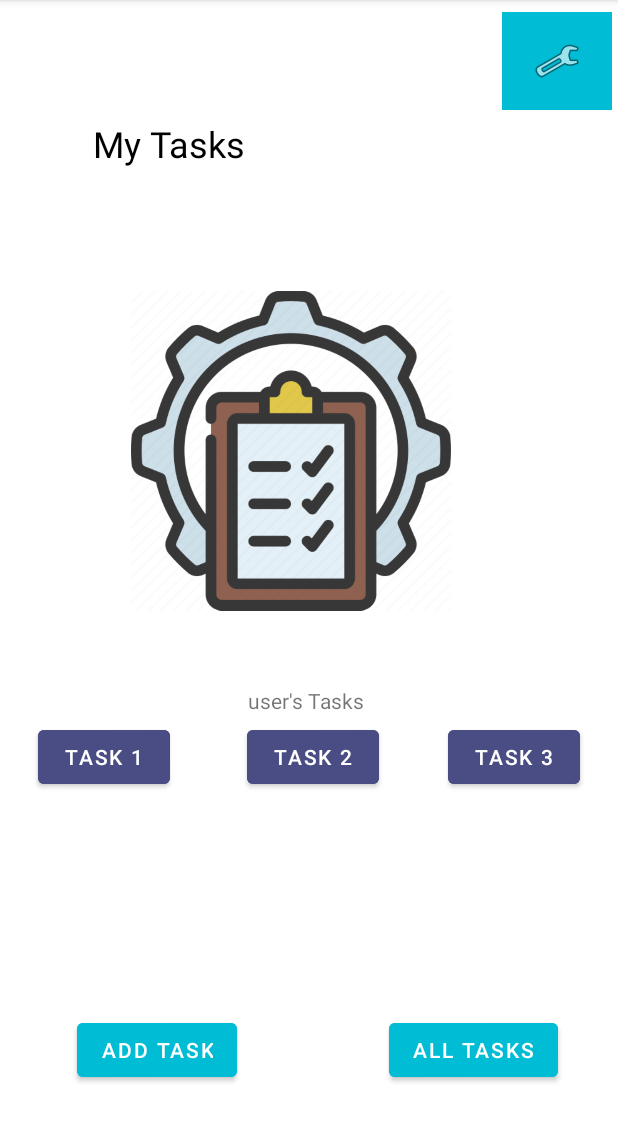
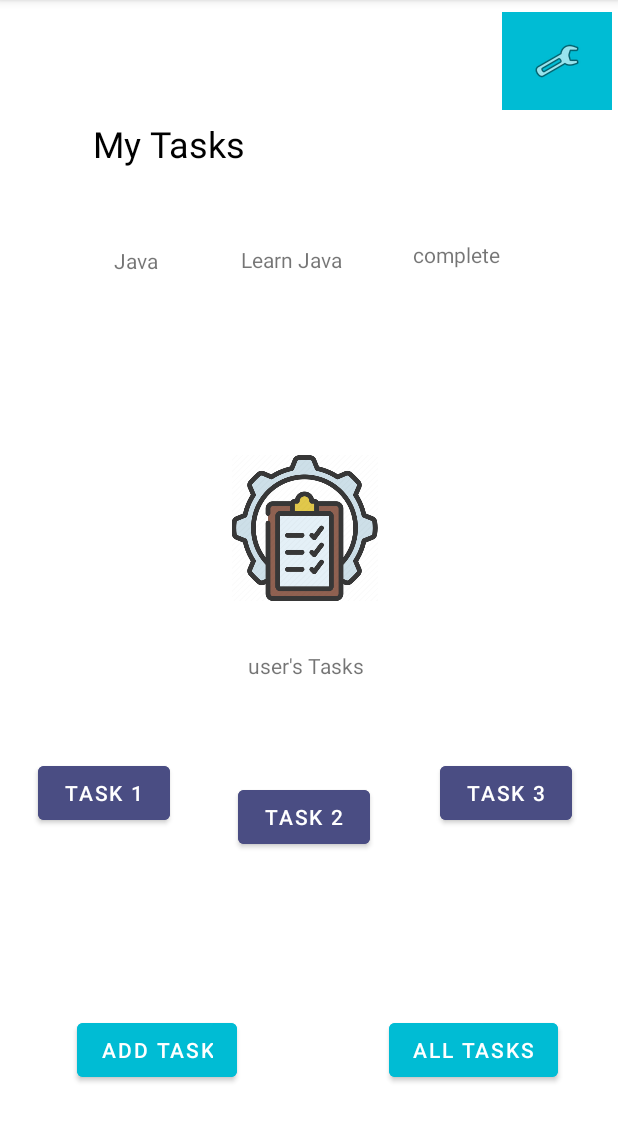
Before and after one commit to abdelqader-alomari/taskmaster, an Android app: the screen it shows after launch (MainActivity), on a phone screen of 412 x 824 dp, the part 84-1226 px from its top. Run offline under Robolectric (Android 15) with nearby library versions, the phone set to English and light mode, and no system bars.

Commit message:
lab 28 done

```diff
--- a/app/build.gradle
+++ b/app/build.gradle
@@ -32,6 +32,7 @@ dependencies {
     implementation 'androidx.appcompat:appcompat:1.3.1'
     implementation 'com.google.android.material:material:1.4.0'
     implementation 'androidx.constraintlayout:constraintlayout:2.1.1'
+    implementation 'androidx.legacy:legacy-support-v4:1.0.0'
     testImplementation 'junit:junit:4.+'
     androidTestImplementation 'androidx.test.ext:junit:1.1.3'
     androidTestImplementation 'androidx.test.espresso:espresso-core:3.4.0'
--- a/app/src/main/java/com/example/taskmaster/MainActivity.java
+++ b/app/src/main/java/com/example/taskmaster/MainActivity.java
@@ -1,6 +1,9 @@
 package com.example.taskmaster;
 
 import androidx.appcompat.app.AppCompatActivity;
+import androidx.recyclerview.widget.LinearLayoutManager;
+import androidx.recyclerview.widget.RecyclerView;
+
 
 import android.content.Intent;
 import android.content.SharedPreferences;
@@ -10,6 +13,7 @@ import android.view.View;
 import android.widget.Button;
 import android.widget.TextView;
 
+import java.util.ArrayList;
 import java.util.prefs.Preferences;
 
 public class MainActivity extends AppCompatActivity {
@@ -72,5 +76,23 @@ public class MainActivity extends AppCompatActivity {
             Intent intent = new Intent(MainActivity.this, SettingsPage.class);
             startActivity(intent);
         });
+
+
+
+        ArrayList<Task> tasksData = new ArrayList<Task>();
+            tasksData.add(new Task("Java","Learn Java","complete"));
+            tasksData.add(new Task("Android","Learn Android","in progress"));
+            tasksData.add(new Task("LinkedList","Review and Practice LinkedList","assigned"));
+            tasksData.add(new Task("AWS","Explore Amazon and deploy android","new"));
+
+        RecyclerView allTasksRecyclerView = findViewById(R.id.RecyclerView);
+
+        // set a layout manager
+        allTasksRecyclerView.setLayoutManager(new LinearLayoutManager(this));
+
+        // set the adapter for this recycler view
+        allTasksRecyclerView.setAdapter(new TaskAdapter(tasksData));
+
+
     }
 }
--- /dev/null
+++ b/app/src/main/java/com/example/taskmaster/Task.java
@@ -0,0 +1,13 @@
+package com.example.taskmaster;
+
+public class Task {
+    public String title;
+    public String body;
+    public String state;
+
+    public Task(String title, String body, String state) {
+        this.title = title;
+        this.body = body;
+        this.state = state;
+    }
+}
--- /dev/null
+++ b/app/src/main/java/com/example/taskmaster/TaskAdapter.java
@@ -0,0 +1,78 @@
+package com.example.taskmaster;
+
+import android.content.Context;
+import android.content.Intent;
+import android.util.Log;
+import android.view.LayoutInflater;
+import android.view.View;
+import android.view.ViewGroup;
+import android.widget.TextView;
+
+import androidx.annotation.NonNull;
+import androidx.constraintlayout.widget.ConstraintLayout;
+import androidx.recyclerview.widget.RecyclerView;
+
+import java.util.ArrayList;
+import java.util.List;
+
+public class TaskAdapter extends RecyclerView.Adapter<TaskAdapter.TaskViewHolder> {
+    List<Task> allTasksData = new ArrayList<Task>();
+
+    public TaskAdapter(ArrayList<Task> allTasksData) {
+        this.allTasksData = allTasksData;
+    }
+
+    public static class TaskViewHolder extends RecyclerView.ViewHolder{
+        public Task task;
+        public TextView taskTitle;
+        public TextView taskBody;
+        public TextView taskState;
+        public ConstraintLayout constraintLayout;
+
+        public TaskViewHolder(View taskView) {
+        super(taskView);
+        taskTitle = taskView.findViewById(R.id.tTitle);
+        taskBody = taskView.findViewById(R.id.tBody);
+        taskState = taskView.findViewById(R.id.tState);
+        constraintLayout= taskView.findViewById(R.id.ConstraintLayout);
+    }
+    }
+
+    @NonNull
+    @Override
+    public TaskViewHolder onCreateViewHolder(@NonNull ViewGroup parent, int viewType) {
+        View view = LayoutInflater.from(parent.getContext()).inflate(R.layout.fragment_task, parent,false);
+        return new TaskViewHolder(view);
+    }
+
+
+    @Override
+    public void onBindViewHolder(@NonNull TaskViewHolder holder, int position) {
+        holder.task = allTasksData.get(position);
+        TextView title = holder.itemView.findViewById(R.id.tTitle);
+        TextView body = holder.itemView.findViewById(R.id.tBody);
+        TextView state = holder.itemView.findViewById(R.id.tState);
+        ConstraintLayout constraintLayout = holder.itemView.findViewById(R.id.ConstraintLayout);
+        title.setText(holder.task.title);
+        body.setText(holder.task.body);
+        state.setText(holder.task.state);
+
+        Context context = holder.itemView.getContext();
+        holder.constraintLayout.setOnClickListener(new View.OnClickListener() {
+            @Override
+            public void onClick(View view) {
+                Intent intent = new Intent(context, TaskDetailPage.class);
+                intent.putExtra("title", holder.taskTitle.getText().toString());
+                intent.putExtra("body", holder.taskBody.getText().toString());
+                context.startActivity(intent);
+
+            }
+        });
+    }
+
+    @Override
+    public int getItemCount() {
+        return allTasksData.size();
+    }
+
+}
--- a/app/src/main/java/com/example/taskmaster/TaskDetailPage.java
+++ b/app/src/main/java/com/example/taskmaster/TaskDetailPage.java
@@ -18,12 +18,13 @@ public class TaskDetailPage extends AppCompatActivity {
 
         SharedPreferences sharedPreferences = PreferenceManager.getDefaultSharedPreferences(this);
         String title = getIntent().getStringExtra("title");
+        String body = getIntent().getStringExtra("body");
         taskName.setText(sharedPreferences.getString("username","Enter your name")+"'s "+ title + " details" );
 
-        content.setText("Lorem ipsum dolor sit amet, consectetur adipiscing elit, sed do eiusmod tempor incididunt ut labore et dolore magna aliqua. Tincidunt nunc pulvinar sapien et ligula ullamcorper.  ");
+        content.setText(body);
 
-        if(title == null){
-            taskName.setText(sharedPreferences.getString("username", "user") + "'s" + "details");
+        if(title == null || body == null){
+            taskName.setText(sharedPreferences.getString("username", "user") + "'s" + "Task " + "details");
             content.setText("There is no details");
         }
     }
--- /dev/null
+++ b/app/src/main/java/com/example/taskmaster/TaskFragment.java
@@ -0,0 +1,69 @@
+package com.example.taskmaster;
+
+import android.os.Bundle;
+
+import androidx.fragment.app.Fragment;
+
+import android.view.LayoutInflater;
+import android.view.View;
+import android.view.ViewGroup;
+
+/**
+ * A simple {@link Fragment} subclass.
+ * Use the {@link TaskFragment#newInstance} factory method to
+ * create an instance of this fragment.
+ */
+public class TaskFragment extends Fragment {
+
+    // TODO: Rename parameter arguments, choose names that match
+    // the fragment initialization parameters, e.g. ARG_ITEM_NUMBER
+    private static final String ARG_PARAM1 = "title";
+    private static final String ARG_PARAM2 = "body";
+    private static final String ARG_PARAM3 = "state";
+
+    // TODO: Rename and change types of parameters
+    private String tTitle;
+    private String tBody;
+    private String tState;
+
+    public TaskFragment() {
+        // Required empty public constructor
+    }
+
+    /**
+     * Use this factory method to create a new instance of
+     * this fragment using the provided parameters.
+     *
+     * @param tTitle Parameter 1.
+     * @param tBody Parameter 2.
+     * @param tState Parameter 3.
+     * @return A new instance of fragment TaskFragment.
+     */
+    // TODO: Rename and change types and number of parameters
+    public static TaskFragment newInstance(String tTitle, String tBody, String tState) {
+        TaskFragment fragment = new TaskFragment();
+        Bundle args = new Bundle();
+        args.putString(ARG_PARAM1, tTitle);
+        args.putString(ARG_PARAM2, tBody);
+        args.putString(ARG_PARAM3, tState);
+        fragment.setArguments(args);
+        return fragment;
+    }
+
+    @Override
+    public void onCreate(Bundle savedInstanceState) {
+        super.onCreate(savedInstanceState);
+        if (getArguments() != null) {
+            tTitle = getArguments().getString(ARG_PARAM1);
+            tBody = getArguments().getString(ARG_PARAM2);
+            tState = getArguments().getString(ARG_PARAM3);
+        }
+    }
+
+    @Override
+    public View onCreateView(LayoutInflater inflater, ViewGroup container,
+                             Bundle savedInstanceState) {
+        // Inflate the layout for this fragment
+        return inflater.inflate(R.layout.fragment_task, container, false);
+    }
+}
--- a/app/src/main/res/layout/activity_main.xml
+++ b/app/src/main/res/layout/activity_main.xml
@@ -50,14 +50,14 @@
 
     <ImageView
         android:id="@+id/imageView2"
-        android:layout_width="213dp"
-        android:layout_height="262dp"
+        android:layout_width="110dp"
+        android:layout_height="97dp"
         app:layout_constraintBottom_toBottomOf="parent"
         app:layout_constraintEnd_toEndOf="parent"
-        app:layout_constraintHorizontal_bias="0.439"
+        app:layout_constraintHorizontal_bias="0.491"
         app:layout_constraintStart_toStartOf="parent"
         app:layout_constraintTop_toTopOf="parent"
-        app:layout_constraintVertical_bias="0.334"
+        app:layout_constraintVertical_bias="0.452"
         app:srcCompat="@drawable/task" />
 
     <Button
@@ -75,7 +75,7 @@
         app:layout_constraintHorizontal_bias="0.0"
         app:layout_constraintStart_toStartOf="parent"
         app:layout_constraintTop_toBottomOf="@+id/imageView2"
-        app:layout_constraintVertical_bias="0.0" />
+        app:layout_constraintVertical_bias="1.0" />
 
     <Button
         android:id="@+id/Task2"
@@ -88,10 +88,10 @@
         android:text="Task 2"
         app:layout_constraintBottom_toBottomOf="parent"
         app:layout_constraintEnd_toEndOf="parent"
-        app:layout_constraintHorizontal_bias="0.526"
+        app:layout_constraintHorizontal_bias="0.505"
         app:layout_constraintStart_toStartOf="parent"
         app:layout_constraintTop_toBottomOf="@+id/imageView2"
-        app:layout_constraintVertical_bias="0.0" />
+        app:layout_constraintVertical_bias="0.261" />
 
     <Button
         android:id="@+id/Task3"
@@ -106,10 +106,10 @@
         android:textColorLink="#00BCD4"
         app:layout_constraintBottom_toTopOf="@+id/button2"
         app:layout_constraintEnd_toEndOf="parent"
-        app:layout_constraintHorizontal_bias="1.0"
+        app:layout_constraintHorizontal_bias="0.785"
         app:layout_constraintStart_toEndOf="@+id/Task2"
         app:layout_constraintTop_toBottomOf="@+id/imageView2"
-        app:layout_constraintVertical_bias="0.0" />
+        app:layout_constraintVertical_bias="1.0" />
 
     <ImageButton
         android:id="@+id/settings"
@@ -133,6 +133,16 @@
         app:layout_constraintHorizontal_bias="0.493"
         app:layout_constraintStart_toStartOf="parent"
         app:layout_constraintTop_toTopOf="parent"
-        app:layout_constraintVertical_bias="0.614" />
+        app:layout_constraintVertical_bias="0.583" />
+
+    <androidx.recyclerview.widget.RecyclerView
+        android:id="@+id/RecyclerView"
+        android:layout_width="341dp"
+        android:layout_height="100dp"
+        android:layout_marginTop="128dp"
+        app:layout_constraintEnd_toEndOf="parent"
+        app:layout_constraintHorizontal_bias="0.442"
+        app:layout_constraintStart_toStartOf="parent"
+        app:layout_constraintTop_toTopOf="parent" />
 
 </androidx.constraintlayout.widget.ConstraintLayout>
--- /dev/null
+++ b/app/src/main/res/layout/fragment_task.xml
@@ -0,0 +1,51 @@
+<?xml version="1.0" encoding="utf-8"?>
+<FrameLayout xmlns:android="http://schemas.android.com/apk/res/android"
+    xmlns:app="http://schemas.android.com/apk/res-auto"
+    xmlns:tools="http://schemas.android.com/tools"
+    android:layout_width="match_parent"
+    android:layout_height="wrap_content"
+    tools:context=".TaskFragment">
+
+    <androidx.constraintlayout.widget.ConstraintLayout
+        android:id="@+id/ConstraintLayout"
+        android:layout_width="match_parent"
+        android:layout_height="39dp"
+        android:layout_marginVertical="16dp">
+
+        <TextView
+            android:id="@+id/tTitle"
+            android:layout_width="wrap_content"
+            android:layout_height="wrap_content"
+            android:text="TextView"
+            app:layout_constraintBottom_toBottomOf="parent"
+            app:layout_constraintEnd_toEndOf="parent"
+            app:layout_constraintHorizontal_bias="0.144"
+            app:layout_constraintStart_toStartOf="parent"
+            app:layout_constraintTop_toTopOf="parent"
+            app:layout_constraintVertical_bias="1.0" />
+
+        <TextView
+            android:id="@+id/tBody"
+            android:layout_width="wrap_content"
+            android:layout_height="wrap_content"
+            android:text="TextView"
+            app:layout_constraintBottom_toBottomOf="parent"
+            app:layout_constraintEnd_toEndOf="parent"
+            app:layout_constraintHorizontal_bias="0.473"
+            app:layout_constraintStart_toStartOf="parent"
+            app:layout_constraintTop_toTopOf="parent"
+            app:layout_constraintVertical_bias="0.95" />
+
+        <TextView
+            android:id="@+id/tState"
+            android:layout_width="76dp"
+            android:layout_height="23dp"
+            android:text="TextView"
+            app:layout_constraintBottom_toBottomOf="parent"
+            app:layout_constraintEnd_toEndOf="parent"
+            app:layout_constraintHorizontal_bias="0.919"
+            app:layout_constraintStart_toStartOf="parent"
+            app:layout_constraintTop_toTopOf="parent"
+            app:layout_constraintVertical_bias="1.0" />
+    </androidx.constraintlayout.widget.ConstraintLayout>
+</FrameLayout>
--- a/app/src/main/res/values/strings.xml
+++ b/app/src/main/res/values/strings.xml
@@ -1,3 +1,5 @@
 <resources>
     <string name="app_name">taskmaster</string>
+    <!-- TODO: Remove or change this placeholder text -->
+    <string name="hello_blank_fragment">Hello blank fragment</string>
 </resources>
```
Also changed, not shown: 4 other files.
